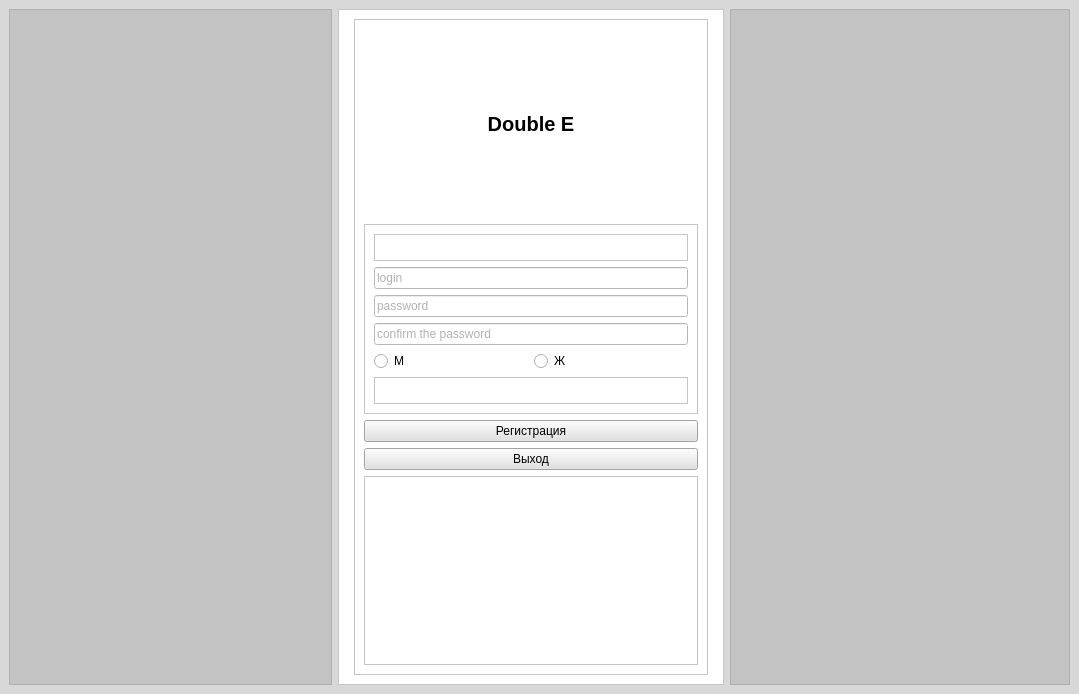
Above: Data/Ui_files/Registration.ui from Dianats34559/Double-E before the change. Below: the same form after it.
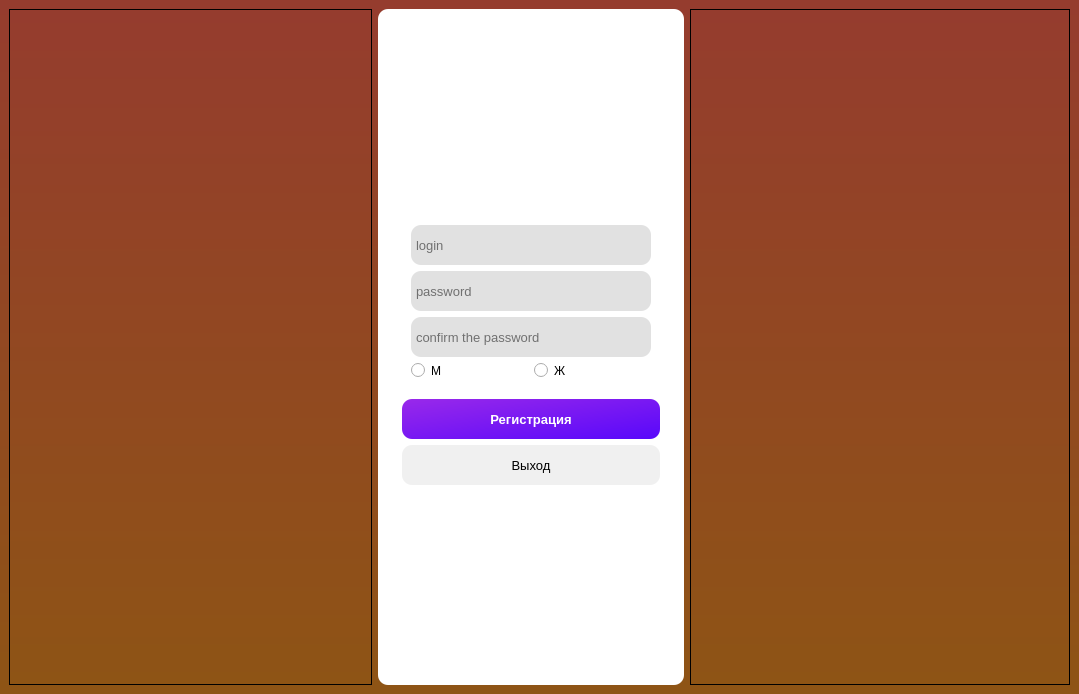
That is the form after the change. Icons and pictures are not drawn.

The edit to the form file:
```diff
--- a/Data/Ui_files/Registration.ui
+++ b/Data/Ui_files/Registration.ui
@@ -15,8 +15,7 @@
   </property>
   <widget class="QWidget" name="centralwidget">
    <property name="styleSheet">
-    <string notr="true">background-color: rgb(255, 0, 255);
-background-color: rgba(0, 0, 0, 25);
+    <string notr="true">background-color: qlineargradient(spread:pad, x1:1, y1:1, x2:1, y2:0, stop:0 rgba(142, 84, 21, 255), stop:1 rgba(149, 60, 46, 255));
     </string>
    </property>
    <layout class="QHBoxLayout" name="horizontalLayout_2">
@@ -47,6 +46,19 @@
            </property>
           </spacer>
          </item>
+         <item>
+          <spacer name="horizontalSpacer">
+           <property name="orientation">
+            <enum>Qt::Horizontal</enum>
+           </property>
+           <property name="sizeHint" stdset="0">
+            <size>
+             <width>40</width>
+             <height>20</height>
+            </size>
+           </property>
+          </spacer>
+         </item>
         </layout>
        </widget>
       </item>
@@ -66,6 +78,7 @@
         </property>
         <property name="styleSheet">
          <string notr="true">background-color: rgb(255, 255, 255);
+border-radius: 10px;
 
 </string>
         </property>
@@ -108,7 +121,10 @@
                <string notr="true">color: rgb(0, 0, 0);</string>
               </property>
               <property name="text">
-               <string>Double E</string>
+               <string/>
+              </property>
+              <property name="pixmap">
+               <pixmap>../../../../Desktop/Instruments packs/My works/1x/Ресурс.png</pixmap>
               </property>
               <property name="alignment">
                <set>Qt::AlignCenter</set>
@@ -136,9 +152,21 @@
                </item>
                <item>
                 <widget class="QLineEdit" name="login">
+                 <property name="minimumSize">
+                  <size>
+                   <width>0</width>
+                   <height>40</height>
+                  </size>
+                 </property>
+                 <property name="font">
+                  <font>
+                   <pointsize>10</pointsize>
+                  </font>
+                 </property>
                  <property name="styleSheet">
-                  <string notr="true">background-color: rgb(255, 255, 255);
-color: rgb(100, 100, 100);</string>
+                  <string notr="true">background-color: rgba(0, 0, 0, 30);
+color: rgb(0, 0, 0);
+padding-left: 3px;</string>
                  </property>
                  <property name="text">
                   <string/>
@@ -150,10 +178,21 @@
                </item>
                <item>
                 <widget class="QLineEdit" name="password">
+                 <property name="minimumSize">
+                  <size>
+                   <width>0</width>
+                   <height>40</height>
+                  </size>
+                 </property>
+                 <property name="font">
+                  <font>
+                   <pointsize>10</pointsize>
+                  </font>
+                 </property>
                  <property name="styleSheet">
-                  <string notr="true">background-color: rgb(255, 255, 255);
-color: rgb(100, 100, 100);
-border-top-left-radius</string>
+                  <string notr="true">background-color: rgba(0, 0, 0, 30);
+color: rgb(0, 0, 0);
+padding-left: 3px;</string>
                  </property>
                  <property name="placeholderText">
                   <string>password</string>
@@ -162,9 +201,21 @@
                </item>
                <item>
                 <widget class="QLineEdit" name="password1">
+                 <property name="minimumSize">
+                  <size>
+                   <width>0</width>
+                   <height>40</height>
+                  </size>
+                 </property>
+                 <property name="font">
+                  <font>
+                   <pointsize>10</pointsize>
+                  </font>
+                 </property>
                  <property name="styleSheet">
-                  <string notr="true">background-color: rgb(255, 255, 255);
-                   color: rgb(100, 100, 100);</string>
+                  <string notr="true">background-color: rgba(0, 0, 0, 30);
+color: rgb(0, 0, 0);
+padding-left: 3px;</string>
                  </property>
                  <property name="placeholderText">
                   <string>confirm the password</string>
@@ -204,9 +255,22 @@
             </item>
             <item>
              <widget class="QPushButton" name="registration">
+              <property name="minimumSize">
+               <size>
+                <width>0</width>
+                <height>40</height>
+               </size>
+              </property>
+              <property name="font">
+               <font>
+                <pointsize>10</pointsize>
+                <weight>75</weight>
+                <bold>true</bold>
+               </font>
+              </property>
               <property name="styleSheet">
-               <string notr="true">background-color: rgb(255, 255, 255);
-background-color: rgb(225, 225, 225);</string>
+               <string notr="true">background-color: qlineargradient(spread:pad, x1:0, y1:0, x2:1, y2:1, stop:0 rgba(153, 41, 234, 255), stop:1 rgba(88, 8, 251, 255));
+color: rgb(255, 255, 255);</string>
               </property>
               <property name="text">
                <string>Регистрация</string>
@@ -215,8 +279,19 @@
             </item>
             <item>
              <widget class="QPushButton" name="exit">
+              <property name="minimumSize">
+               <size>
+                <width>0</width>
+                <height>40</height>
+               </size>
+              </property>
+              <property name="font">
+               <font>
+                <pointsize>10</pointsize>
+               </font>
+              </property>
               <property name="styleSheet">
-               <string notr="true">background-color: rgb(225, 225, 225);</string>
+               <string notr="true">background-color: rgb(240, 240, 240);</string>
               </property>
               <property name="text">
                <string>Выход</string>
@@ -258,6 +333,19 @@
          <enum>QFrame::Raised</enum>
         </property>
         <layout class="QHBoxLayout" name="horizontalLayout_5">
+         <item>
+          <spacer name="horizontalSpacer_2">
+           <property name="orientation">
+            <enum>Qt::Horizontal</enum>
+           </property>
+           <property name="sizeHint" stdset="0">
+            <size>
+             <width>40</width>
+             <height>20</height>
+            </size>
+           </property>
+          </spacer>
+         </item>
          <item>
           <spacer name="pacl1">
            <property name="orientation">
```
